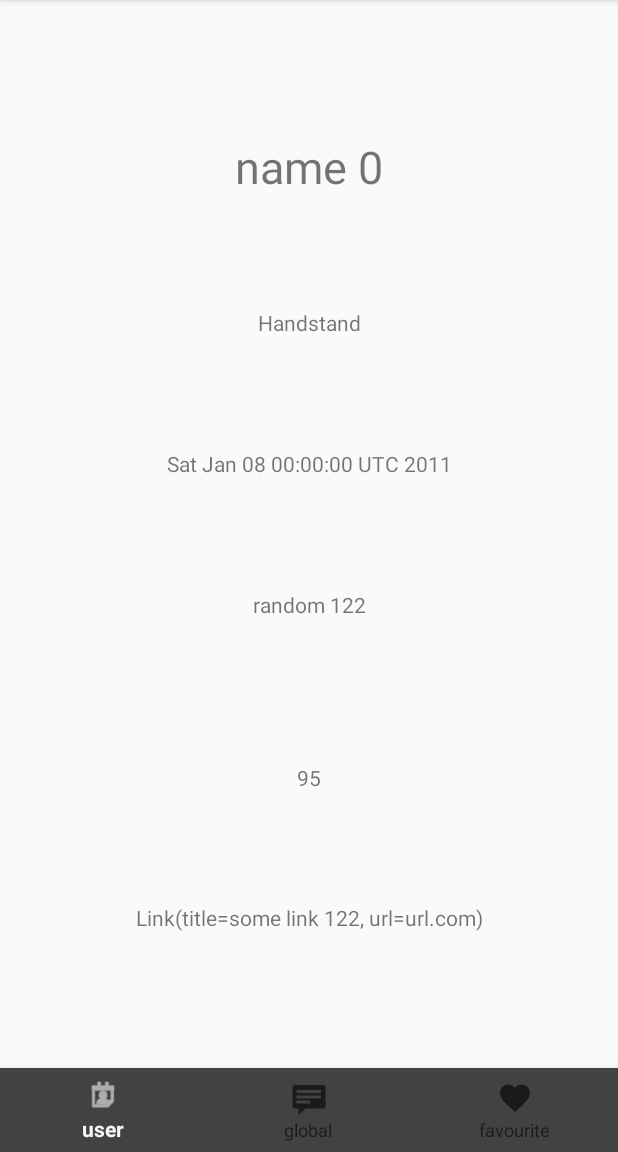
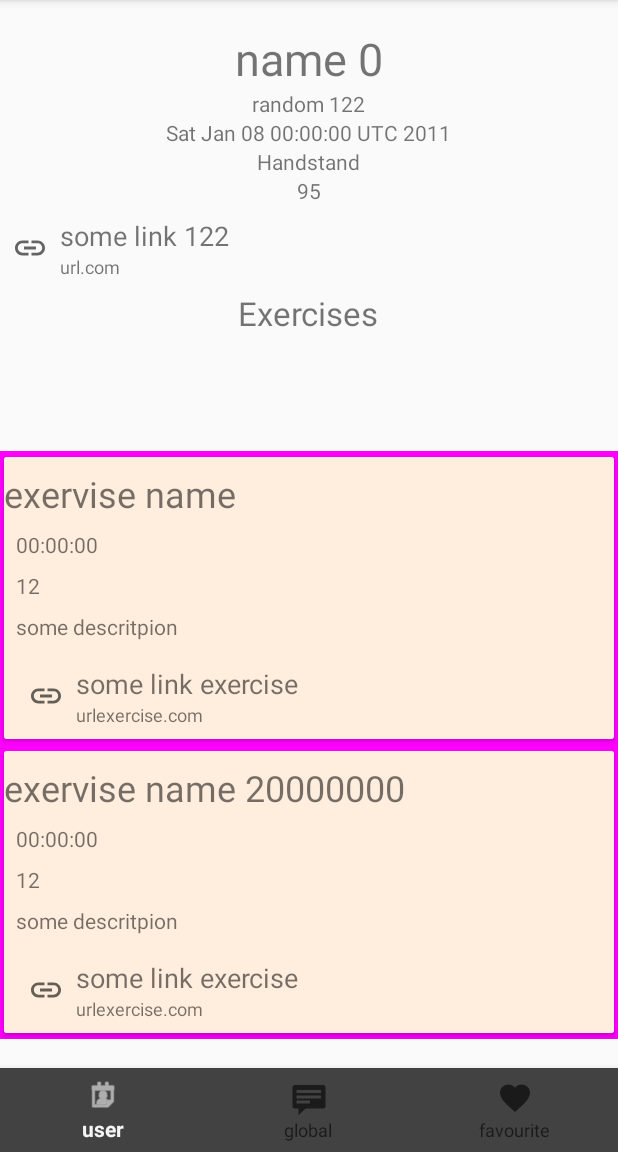
Before and after one commit to lukawitek000/street-project, an Android app: the screen it shows after launch (MainActivity), after a tap on an icon or button, on a phone screen of 412 x 824 dp, the part 84-1236 px from its top. Run offline under Robolectric (Android 15) with nearby library versions, the phone set to English and light mode, and no system bars; our stand-ins replace data binding, navigation-ui; libraries missing offline, so code that uses them is left out: androidx.databinding.library.

Commit message:
add more details to detail view and fix recyclerview data binding

```diff
--- a/app/app/src/main/java/com/example/streetapp/fragments/ExcercisesAdapter.kt
+++ b/app/app/src/main/java/com/example/streetapp/fragments/ExcercisesAdapter.kt
@@ -2,6 +2,7 @@ package com.example.streetapp.fragments
 
 import android.view.LayoutInflater
 import android.view.ViewGroup
+import androidx.databinding.DataBindingUtil
 import androidx.recyclerview.widget.LinearLayoutManager
 import androidx.recyclerview.widget.RecyclerView
 import com.example.streetapp.R
@@ -32,7 +33,7 @@ class ExcercisesAdapter(private val exercises: ArrayList<Exercise>) : RecyclerVi
 
     override fun onCreateViewHolder(parent: ViewGroup, viewType: Int): ExercisesHolder {
         val inflater = LayoutInflater.from(parent.context)
-        val binding = ExercisesItemBinding.inflate(inflater)
+        val binding = DataBindingUtil.inflate<ExercisesItemBinding>(inflater, R.layout.exercises_item, parent, false)
         return ExercisesHolder(binding)
     }
 
--- a/app/app/src/main/java/com/example/streetapp/fragments/LinksAdapter.kt
+++ b/app/app/src/main/java/com/example/streetapp/fragments/LinksAdapter.kt
@@ -2,7 +2,9 @@ package com.example.streetapp.fragments
 
 import android.view.LayoutInflater
 import android.view.ViewGroup
+import androidx.databinding.DataBindingUtil
 import androidx.recyclerview.widget.RecyclerView
+import com.example.streetapp.R
 import com.example.streetapp.databinding.LinksItemBinding
 import com.example.streetapp.models.Link
 
@@ -22,7 +24,7 @@ class LinksAdapter(val links: ArrayList<Link>) : RecyclerView.Adapter<LinksAdapt
 
     override fun onCreateViewHolder(parent: ViewGroup, viewType: Int): LinksHolder {
         val inflater = LayoutInflater.from(parent.context)
-        val binding = LinksItemBinding.inflate(inflater)
+        val binding = DataBindingUtil.inflate<LinksItemBinding>(inflater, R.layout.links_item, parent, false)
         return LinksHolder(binding)
     }
 
--- a/app/app/src/main/java/com/example/streetapp/fragments/TrainingDetails.kt
+++ b/app/app/src/main/java/com/example/streetapp/fragments/TrainingDetails.kt
@@ -7,12 +7,15 @@ import android.view.LayoutInflater
 import android.view.MenuItem
 import android.view.View
 import android.view.ViewGroup
+import android.widget.LinearLayout
 import android.widget.TextView
 import android.widget.Toast
 import androidx.appcompat.app.AppCompatActivity
 import androidx.databinding.DataBindingUtil
 import androidx.databinding.library.baseAdapters.DataBinderMapperImpl
+import androidx.lifecycle.ViewModelProvider
 import androidx.lifecycle.ViewModelProviders
+import androidx.recyclerview.widget.LinearLayoutManager
 import com.example.streetapp.R
 import com.example.streetapp.databinding.FragmentTrainingDetailsBinding
 import com.example.streetapp.models.Training
@@ -47,7 +50,7 @@ class TrainingDetails : Fragment() {
         val training : Training = arguments?.get("training") as Training
 
         viewModelFactory = TrainingDetailsViewModelFactory(training)
-        viewModel = ViewModelProviders.of(this, viewModelFactory).get(TrainingDetailsViewModel::class.java)
+        viewModel = ViewModelProvider(this, viewModelFactory).get(TrainingDetailsViewModel::class.java)
 
 
 
@@ -58,13 +61,18 @@ class TrainingDetails : Fragment() {
         binding.description.text = viewModel.training.description
         binding.durationTime.text = viewModel.training.timeInMinutes.toString()
 
-        val stringBuilder = StringBuilder()
+        val recyclerViewLinks = binding.trainingLinks
+        val recyclerViewLinksAdapter = LinksAdapter(viewModel.training.links)
+        recyclerViewLinks.layoutManager = LinearLayoutManager(context, LinearLayoutManager.VERTICAL, false)
+        recyclerViewLinks.adapter = recyclerViewLinksAdapter
 
-        for(str in viewModel.training.links){
-            stringBuilder.append(str).append("\n")
-        }
 
-        binding.links.text = stringBuilder.toString()
+
+        val recyclerView = binding.exerciseLinksRecyclerView
+        val recyclerViewAdapter = ExcercisesAdapter(viewModel.training.exercises)
+        recyclerView.layoutManager = LinearLayoutManager(context, LinearLayoutManager.VERTICAL, false)
+        recyclerView.adapter = recyclerViewAdapter
+
 
         return binding.root
     }
--- a/app/app/src/main/java/com/example/streetapp/fragments/UserTrainings.kt
+++ b/app/app/src/main/java/com/example/streetapp/fragments/UserTrainings.kt
@@ -13,8 +13,10 @@ import androidx.recyclerview.widget.LinearLayoutManager
 import androidx.recyclerview.widget.RecyclerView
 import com.example.streetapp.MainActivity
 import com.example.streetapp.R
+import com.example.streetapp.models.Exercise
 import com.example.streetapp.models.Link
 import com.example.streetapp.models.Training
+import java.sql.Time
 import java.time.Duration
 import java.time.LocalDateTime
 import java.time.Month
@@ -53,7 +55,11 @@ class UserTrainings : Fragment() , UserTrainingsAdapter.OnClickTrainingHandler{
             var year = Random.nextInt(2010, 2020)
             var time = nextInt(10, 200)
             trainingList.add(Training("name $i", "Handstand", time, "random $random",
-                Date(year -1900, month, day), arrayListOf(Link("some link $random", "url.com"))))
+                Date(year -1900, month, day), arrayListOf(Link("some link $random", "url.com")),
+                arrayListOf(Exercise("exervise name", Time(12), 12, "some descritpion",
+                    arrayListOf(Link("some link exercise", "urlexercise.com"))),
+                    Exercise("exervise name 20000000", Time(12), 12, "some descritpion",
+                        arrayListOf(Link("some link exercise", "urlexercise.com"))))))
         }
         val spanCount = activity?.windowManager?.defaultDisplay?.width
         Log.i("UserTrainings", "spanCount = $spanCount")
--- a/app/app/src/main/java/com/example/streetapp/fragments/UserTrainingsAdapter.kt
+++ b/app/app/src/main/java/com/example/streetapp/fragments/UserTrainingsAdapter.kt
@@ -6,6 +6,7 @@ import android.view.LayoutInflater
 import android.view.View
 import android.view.ViewGroup
 import android.widget.TextView
+import androidx.databinding.DataBindingUtil
 import androidx.recyclerview.widget.RecyclerView
 import com.example.streetapp.R
 import com.example.streetapp.databinding.UserTrainingsItemBinding
@@ -26,7 +27,7 @@ class UserTrainingsAdapter(val context: Activity,  var trainings: ArrayList<Trai
     override fun onCreateViewHolder(parent: ViewGroup, viewType: Int): UserTrainingsHolder {
         //val rootView = LayoutInflater.from(context).inflate(R.layout.user_trainings_item, parent, false)
         val inflater = LayoutInflater.from(parent.context)
-        val binding = UserTrainingsItemBinding.inflate(inflater)
+        val binding = DataBindingUtil.inflate<UserTrainingsItemBinding>(inflater, R.layout.user_trainings_item, parent, false)
         return UserTrainingsHolder(binding)
     }
 
--- a/app/app/src/main/java/com/example/streetapp/models/Training.kt
+++ b/app/app/src/main/java/com/example/streetapp/models/Training.kt
@@ -10,6 +10,6 @@ data class Training(var name: String,
                     var timeInMinutes: Int,
                     var description: String,
                     var creatingDate: Date,
-                    var links: ArrayList<Link>
-                    //var exercises: Array<Exercise>
+                    var links: ArrayList<Link>,
+                    var exercises: ArrayList<Exercise>
                     ) : Serializable
--- a/app/app/src/main/res/layout/exercises_item.xml
+++ b/app/app/src/main/res/layout/exercises_item.xml
@@ -2,6 +2,12 @@
 <layout xmlns:tools="http://schemas.android.com/tools"
     xmlns:android="http://schemas.android.com/apk/res/android"
     xmlns:app="http://schemas.android.com/apk/res-auto">
+
+    <androidx.cardview.widget.CardView
+        android:layout_width="match_parent"
+        android:layout_height="wrap_content"
+        app:cardUseCompatPadding="true">
+
 
     <androidx.constraintlayout.widget.ConstraintLayout
         android:id="@+id/linearLayout3"
@@ -11,7 +17,7 @@
 
         <TextView
             android:id="@+id/exercise_name"
-            android:layout_width="wrap_content"
+            android:layout_width="0dp"
             android:layout_height="wrap_content"
             android:layout_marginTop="8dp"
             android:text="name"
@@ -62,4 +68,5 @@
 
 
     </androidx.constraintlayout.widget.ConstraintLayout>
+    </androidx.cardview.widget.CardView>
 </layout>
--- a/app/app/src/main/res/layout/fragment_training_details.xml
+++ b/app/app/src/main/res/layout/fragment_training_details.xml
@@ -3,79 +3,87 @@
     xmlns:app="http://schemas.android.com/apk/res-auto"
     xmlns:tools="http://schemas.android.com/tools">
 
-    <androidx.constraintlayout.widget.ConstraintLayout
+    <LinearLayout
         android:id="@+id/detailsLayout"
         android:layout_width="match_parent"
         android:layout_height="match_parent"
-        tools:context=".fragments.TrainingDetails">
+        tools:context=".fragments.TrainingDetails"
+        android:orientation="vertical"
+        android:gravity="center">
 
-        <!-- TODO: Update blank fragment layout -->
         <TextView
             android:id="@+id/name"
             android:layout_width="wrap_content"
             android:layout_height="wrap_content"
-            android:layout_marginTop="16dp"
             android:text="name"
             android:textSize="30sp"
-            app:layout_constraintBottom_toTopOf="@+id/type"
-            app:layout_constraintEnd_toEndOf="parent"
-            app:layout_constraintHorizontal_bias="0.5"
-            app:layout_constraintStart_toStartOf="parent"
-            app:layout_constraintTop_toTopOf="parent" />
+            />
 
         <TextView
             android:id="@+id/description"
             android:layout_width="wrap_content"
             android:layout_height="wrap_content"
-            android:text="description"
-            app:layout_constraintBottom_toTopOf="@+id/durationTime"
-            app:layout_constraintEnd_toEndOf="parent"
-            app:layout_constraintStart_toStartOf="parent"
-            app:layout_constraintTop_toBottomOf="@+id/date" />
+            android:text="description" />
 
         <TextView
             android:id="@+id/date"
             android:layout_width="wrap_content"
             android:layout_height="wrap_content"
             android:text="date"
-            app:layout_constraintBottom_toTopOf="@+id/description"
-            app:layout_constraintEnd_toEndOf="parent"
-            app:layout_constraintHorizontal_bias="0.5"
-            app:layout_constraintStart_toStartOf="parent"
-            app:layout_constraintTop_toBottomOf="@+id/type" />
+             />
 
         <TextView
             android:id="@+id/type"
             android:layout_width="wrap_content"
             android:layout_height="wrap_content"
             android:text="type"
-            app:layout_constraintBottom_toTopOf="@+id/date"
-            app:layout_constraintEnd_toEndOf="parent"
-            app:layout_constraintStart_toStartOf="parent"
-            app:layout_constraintTop_toBottomOf="@+id/name" />
+            />
 
         <TextView
             android:id="@+id/durationTime"
             android:layout_width="wrap_content"
             android:layout_height="wrap_content"
-            android:layout_marginTop="21dp"
             android:text="durationTime"
-            app:layout_constraintBottom_toTopOf="@+id/links"
-            app:layout_constraintEnd_toEndOf="parent"
-            app:layout_constraintHorizontal_bias="0.5"
-            app:layout_constraintStart_toStartOf="parent"
-            app:layout_constraintTop_toBottomOf="@+id/description" />
+             />
+
+        <androidx.recyclerview.widget.RecyclerView
+            android:id="@+id/training_links"
+            android:layout_width="match_parent"
+            android:layout_height="wrap_content"
+            android:text="links" />
 
         <TextView
-            android:id="@+id/links"
             android:layout_width="wrap_content"
             android:layout_height="wrap_content"
-            android:text="links"
-            app:layout_constraintBottom_toBottomOf="parent"
-            app:layout_constraintEnd_toEndOf="parent"
-            app:layout_constraintHorizontal_bias="0.5"
-            app:layout_constraintStart_toStartOf="parent"
-            app:layout_constraintTop_toBottomOf="@+id/durationTime" />
+            android:text="Exercises"
+            android:textSize="22sp" />
 
-    </androidx.constraintlayout.widget.ConstraintLayout>
+        <TextView
+            android:id="@+id/exercise_name"
+            android:layout_width="wrap_content"
+            android:layout_height="wrap_content" />
+
+        <TextView
+            android:id="@+id/exercise_time"
+            android:layout_width="wrap_content"
+            android:layout_height="wrap_content" />
+
+        <TextView
+            android:id="@+id/exercise_repetitions"
+            android:layout_width="wrap_content"
+            android:layout_height="wrap_content" />
+
+        <TextView
+            android:id="@+id/exercise_description"
+            android:layout_width="wrap_content"
+            android:layout_height="wrap_content" />
+
+        <androidx.recyclerview.widget.RecyclerView
+            android:id="@+id/exercise_links_recycler_view"
+            android:layout_width="match_parent"
+            android:layout_height="wrap_content"
+            android:background="#FF00FF"/>
+
+
+    </LinearLayout>
 </layout>
--- a/app/app/src/main/res/layout/links_item.xml
+++ b/app/app/src/main/res/layout/links_item.xml
@@ -19,7 +19,7 @@
 
         <TextView
             android:id="@+id/link_title"
-            android:layout_width="wrap_content"
+            android:layout_width="0dp"
             android:layout_height="wrap_content"
             android:layout_marginStart="8dp"
             android:layout_marginTop="8dp"
```
